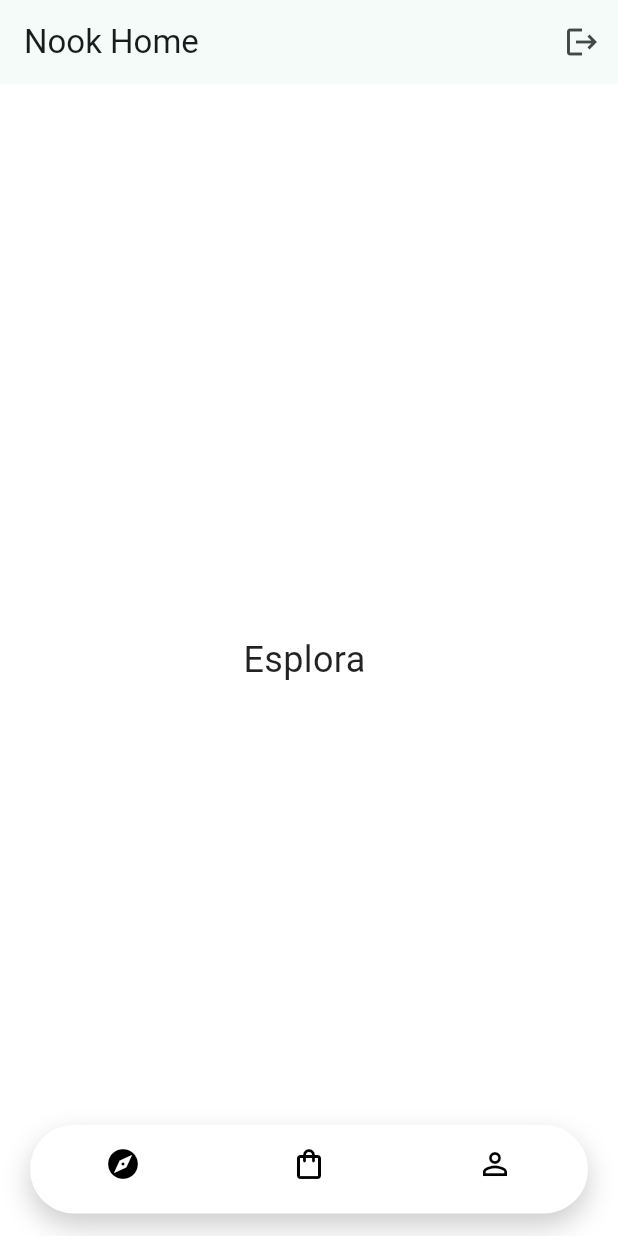
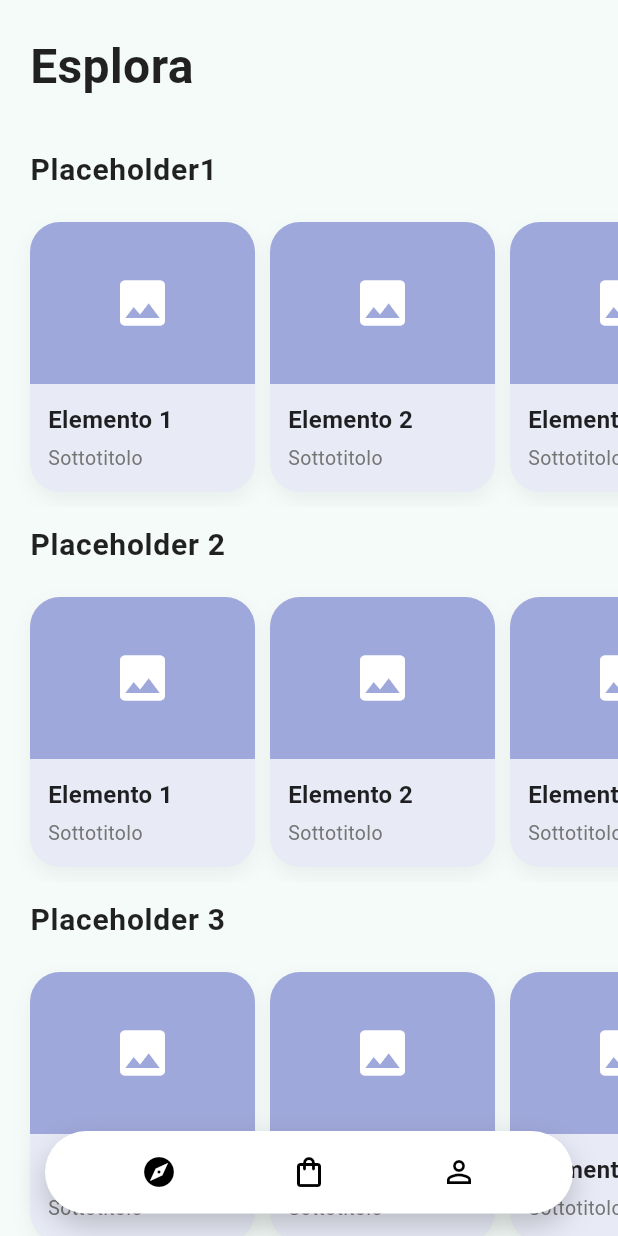
Before and after one commit to AndreaRiitano/Nook, a Flutter app: the screen it shows once a user with an empty profile is signed in, on a phone screen of 412 x 824 dp. Run offline on Flutter 3.47's test engine with Material 3 defaults, Android fonts, the phone set to English and light mode, and no system bars; our stand-ins replace cloud_firestore, firebase_auth, firebase_core; accounts and stored records are empty.

Commit message:
rimozione bottom navigation bar e cambiamento con stack e row, inserimento caroselli temporanei

```diff
--- /dev/null
+++ b/lib/explore.dart
@@ -0,0 +1,130 @@
+import 'package:flutter/material.dart';
+import 'package:nook/main.dart';
+import 'app_theme.dart';
+import 'package:firebase_auth/firebase_auth.dart';
+
+class Explore extends StatefulWidget {
+
+  const Explore({super.key});
+
+  State<Explore> createState() => _ExploreState();
+}
+class _ExploreState extends State<Explore>{
+
+  @override
+  Widget build (BuildContext context){
+    return Scaffold(
+
+      body: SafeArea(child: ListView(
+        padding: const EdgeInsets.only(bottom: 100), // Spazio extra in fondo per non farci finire sopra la navbar a fine scroll
+        children: [
+          // Intestazione della pagina
+          const Padding(
+            padding: EdgeInsets.all(20.0),
+            child: Text(
+              'Esplora',
+              style: TextStyle(fontSize: 32, fontWeight: FontWeight.bold),
+            ),
+          ),
+
+          // 1° Carosello
+          _buildTitoloSezione('Placeholder1'),
+          _buildCaroselloOrizzontale(),
+
+          // 2° Carosello
+          _buildTitoloSezione('Placeholder 2'),
+          _buildCaroselloOrizzontale(),
+
+          // 3° Carosello
+          _buildTitoloSezione('Placeholder 3'),
+          _buildCaroselloOrizzontale(),
+
+          //4° Carosello
+          _buildTitoloSezione('Placeholder 4'),
+          _buildCaroselloOrizzontale(),
+        ],
+      ),
+      )
+    );
+  }
+
+  Widget _buildCaroselloOrizzontale() {
+    return SizedBox(
+      height: 200, // altezza
+      child: ListView.builder(
+        scrollDirection: Axis.horizontal, //Scorrimento laterale
+        itemCount: 5, // elementi carosello
+        padding: const EdgeInsets.symmetric(horizontal: 15.0),
+        itemBuilder: (context, index) {
+
+          // container per ogni scheda
+          return Container(
+            width: 150, // larghezza
+            margin: const EdgeInsets.symmetric(horizontal: 5.0, vertical: 10.0),
+            decoration: BoxDecoration(
+              color: Colors.indigo.shade50, // Un colore di sfondo temporaneo
+              borderRadius: BorderRadius.circular(20),
+              boxShadow: [
+                BoxShadow(
+                  color: Colors.black.withOpacity(0.05),
+                  blurRadius: 10,
+                  offset: const Offset(0, 5),
+                ),
+              ],
+            ),
+            child: Column(
+              crossAxisAlignment: CrossAxisAlignment.start,
+              children: [
+                // Spazio per l'immagine, ancora da definire
+                Expanded(
+                  child: Container(
+                    decoration: BoxDecoration(
+                      color: Colors.indigo.shade200,
+                      borderRadius: const BorderRadius.vertical(top: Radius.circular(20)),
+                    ),
+                    child: const Center(child: Icon(Icons.image, color: Colors.white, size: 40)),
+                  ),
+                ),
+                // Testo sotto l'immagine, pure questo da definire
+                Padding(
+                  padding: const EdgeInsets.all(12.0),
+                  child: Column(
+                    crossAxisAlignment: CrossAxisAlignment.start,
+                    children: [
+                      Text(
+                        'Elemento ${index + 1}',
+                        style: const TextStyle(fontWeight: FontWeight.bold, fontSize: 16),
+                      ),
+                      const SizedBox(height: 4),
+                      Text(
+                        'Sottotitolo',
+                        style: TextStyle(color: Colors.grey.shade600, fontSize: 13),
+                      ),
+                    ],
+                  ),
+                ),
+              ],
+            ),
+          );
+
+        },
+      ),
+    );
+  }
+
+
+
+  Widget _buildTitoloSezione(String titolo) {
+    return Padding(
+      padding: const EdgeInsets.symmetric(horizontal: 20.0, vertical: 10.0),
+      child: Text(
+        titolo,
+        style: const TextStyle(
+          fontSize: 20,
+          fontWeight: FontWeight.bold,
+          letterSpacing: 0.5,
+        ),
+      ),
+    );
+  }
+}
--- a/lib/homepage_screen.dart
+++ b/lib/homepage_screen.dart
@@ -1,5 +1,7 @@
 import 'package:flutter/material.dart';
+import 'package:nook/explore.dart';
 import 'package:nook/main.dart';
+import 'package:nook/order.dart';
 import 'app_theme.dart';
 import 'package:firebase_auth/firebase_auth.dart';
 import 'profile.dart';
@@ -21,7 +23,7 @@ class _HomepageScreenState extends State<HomepageScreen>{
 
     return Scaffold(
       extendBody: true,
-      appBar: AppBar(
+    /*  appBar: AppBar(
           title: const Text('Nook Home'),
           actions: [
       // TASTO LOGOUT
@@ -38,24 +40,27 @@ class _HomepageScreenState extends State<HomepageScreen>{
       },
       )
       ]
-    ),
-
-    body: _getCurrentPage(),
+    ),*/
+    //APPBAR CHE NON SERVIRÀ PIÙ, CODICE QUA DA USARE FINO A QUANDO NON SARÀ IMPLEMENTATO UN VERO LOGOUT
 
     backgroundColor: Colors.white,
 
+    body: Stack(
+      children: [
+        Positioned.fill(child:  _getCurrentPage()),
 
-
-
-   bottomNavigationBar:SafeArea(
-     child: Container(
+        Positioned(
+            left: 10,
+            right: 10,
+            bottom: 0,
+            child:Container(
             // distanza dai margini dello schermo
-       margin: const EdgeInsets.only(left: 20, right: 20, bottom: 15),
-
+              margin:  EdgeInsets.only(left: 20, right: 20, bottom: 15 + MediaQuery.of(context).padding.bottom), //aggiungo al margine basso la barra del telefono se esiste, sennò è +0
+              height: 55,
               // forma e ombra della box
               decoration: BoxDecoration(
-         color: Colors.white, // Colore della tua app
-         borderRadius: BorderRadius.circular(50), // Il numero magico per la pillola!
+               color: Colors.white,
+               borderRadius: BorderRadius.circular(50),
                boxShadow: [
                 BoxShadow(
                   color: Colors.black.withValues(alpha: 0.2), // Ombra leggera
@@ -66,64 +71,59 @@ class _HomepageScreenState extends State<HomepageScreen>{
               ),
 
               // contenuto
-       child: ClipRRect(
-         borderRadius: BorderRadius.circular(50),
-         child: BottomNavigationBar(
-           backgroundColor: Colors.transparent,
-           elevation: 0, // niente ombra di default
+              child: Row(
+                 mainAxisAlignment: MainAxisAlignment.spaceEvenly,
+                 children: [
+                    //  ESPLORA
+                    IconButton(
+                      icon: Icon(
+                        _currentIndex == 0 ? Icons.explore_rounded : Icons.explore_outlined,
+                        color: Colors.black,
+                      ),
+                        onPressed: () {
+                        setState(() { _currentIndex = 0; });
+                      },
+                    ),
 
-           // Colori delle icone
-           selectedItemColor: Colors.black,
-           unselectedItemColor: Colors.black,
+                    //  ORDINI
+                    IconButton(
+                      icon: Icon(
+                        _currentIndex == 1 ? Icons.shopping_bag_rounded : Icons.shopping_bag_outlined,
+                        color: Colors.black,
+                      ),
+                        onPressed: () {
+                        setState(() { _currentIndex = 1; });
+                      },
+                    ),
 
-           // testo icone nascosto
-           showSelectedLabels: false,
-           showUnselectedLabels: false,
-
-           // funzione da mettere nell'ontap, questa è una di prova
-           currentIndex: _currentIndex,
-           onTap: (int index) {
-              setState(() {
-                _currentIndex = index;
-              });
-
-             }
-           ,
-
-           //icone
-           items: const [
-             BottomNavigationBarItem(
-               icon: Icon(Icons.explore_outlined),
-               activeIcon: Icon(Icons.explore_rounded),
-               label: 'Home',
+                  //  PROFILO
+                  IconButton(
+                    icon: Icon(
+                      _currentIndex == 2 ? Icons.person_rounded : Icons.person_outline,
+                      color: Colors.black,
                     ),
-             BottomNavigationBarItem(
-               icon: Icon(Icons.shopping_bag_outlined),
-               activeIcon: Icon(Icons.shopping_bag_rounded),
-               label: 'Ordini',
-             ),
-             BottomNavigationBarItem(
-               icon: Icon(Icons.person_outline),
-               activeIcon: Icon(Icons.person_rounded),
-               label: 'Profilo',
+                      onPressed: () {
+                      setState(() { _currentIndex = 2; });
+                    },
                   ),
                ],
             ),
               ),
         ),
-   ) ,
 
+      ]
+     )
     );
   }
 
 
   Widget _buildExplorePage() {
-    return const Center(child: Text('Esplora ', style: TextStyle(fontSize: 24)));
+    return const Explore();
   }
 
   Widget _buildOrderPage() {
 
-    return const Center(child: Text('Ordini', style: TextStyle(fontSize: 24)));
+    return const Order();
   }
 
   Widget _buildProfilePage() {
--- /dev/null
+++ b/lib/order.dart
@@ -0,0 +1,22 @@
+import 'package:flutter/material.dart';
+import 'package:nook/main.dart';
+import 'app_theme.dart';
+import 'package:firebase_auth/firebase_auth.dart';
+
+class Order extends StatefulWidget {
+
+  const Order({super.key});
+
+  State<Order> createState() => _OrderState();
+}
+class _OrderState extends State<Order>{
+
+  @override
+  Widget build (BuildContext context){
+    return Scaffold(
+
+
+      body: Text('Ordini'),
+    );
+  }
+}
--- a/lib/profile.dart
+++ b/lib/profile.dart
@@ -15,7 +15,7 @@ class _ProfileState extends State<Profile>{
     Widget build (BuildContext context){
       return Scaffold(
 
-        appBar: AppBar(),
+
         body: Text('Profilo'),
       );
   }
```
Lines whose indentation alone changed are shown as unchanged.
